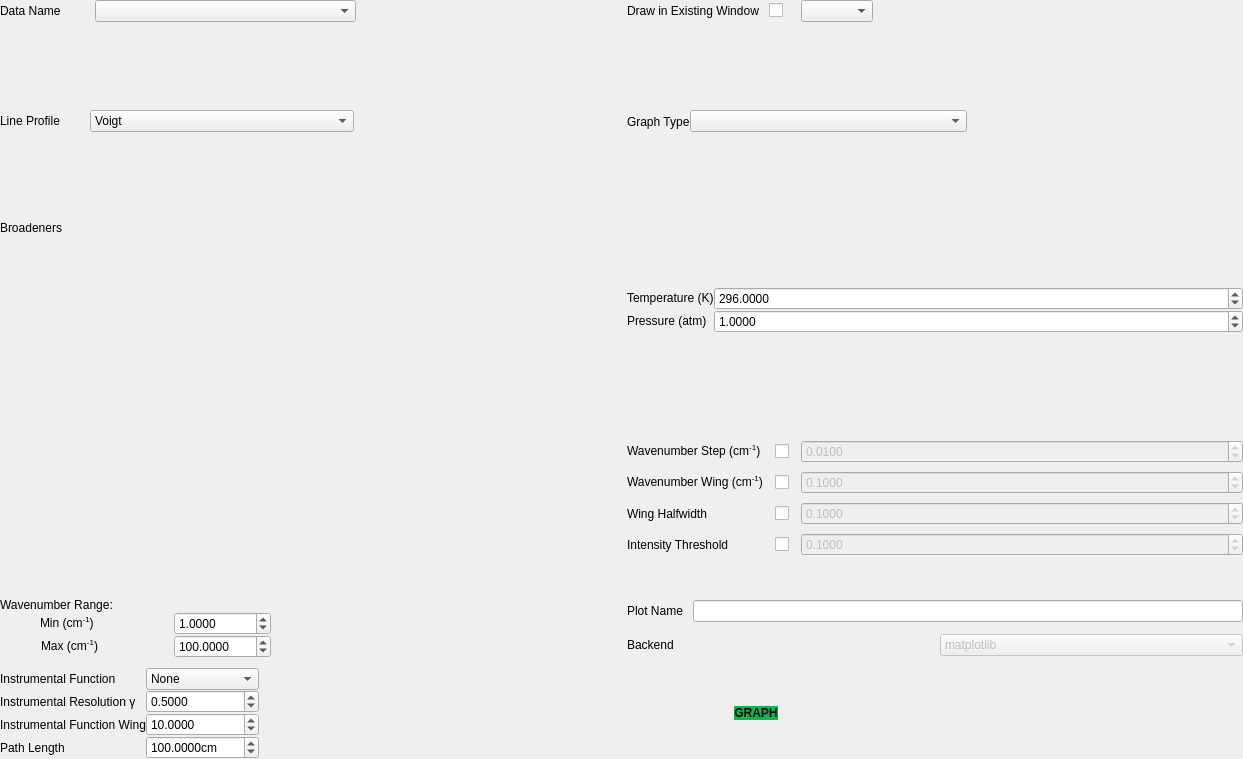
The window that layouts/graphing_widget.ui (hitranonline/hapiest) describes before a commit, drawn with Qt 5.
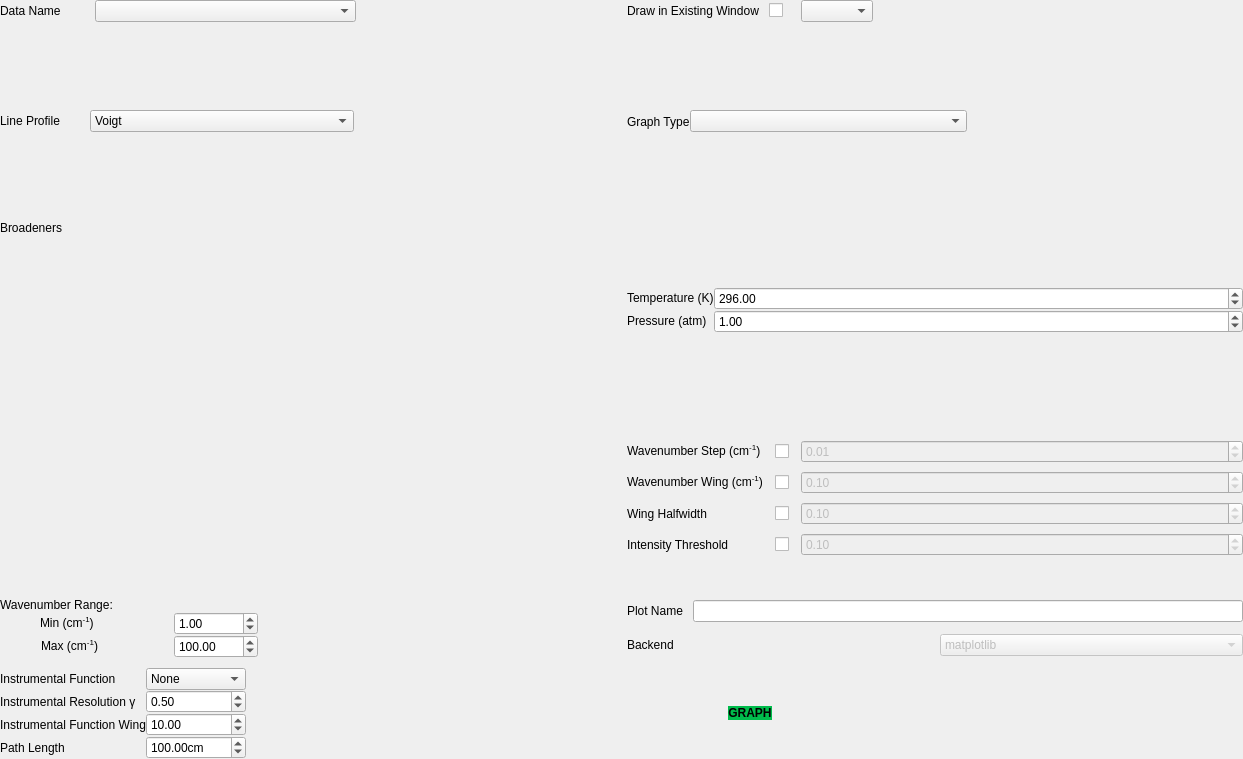
The same window after the commit.

Commit message: Changed decimal places to 2, removed now unused offline.ui

```diff
--- a/layouts/graphing_widget.ui
+++ b/layouts/graphing_widget.ui
@@ -133,7 +133,7 @@
               <item row="1" column="1">
                <widget class="QDoubleSpinBox" name="instrumental_resolution">
                 <property name="decimals">
-                 <number>4</number>
+                 <number>2</number>
                 </property>
                 <property name="minimum">
                  <double>0.000000000000000</double>
@@ -156,7 +156,7 @@
               <item row="2" column="1">
                <widget class="QDoubleSpinBox" name="instrumental_fn_wing">
                 <property name="decimals">
-                 <number>4</number>
+                 <number>2</number>
                 </property>
                 <property name="minimum">
                  <double>0.000000000000000</double>
@@ -194,7 +194,7 @@
                  <string>cm</string>
                 </property>
                 <property name="decimals">
-                 <number>4</number>
+                 <number>2</number>
                 </property>
                 <property name="maximum">
                  <double>10000000.000000000000000</double>
@@ -320,7 +320,7 @@
                <string/>
               </property>
               <property name="decimals">
-               <number>4</number>
+               <number>2</number>
               </property>
               <property name="maximum">
                <double>1000000000.000000000000000</double>
@@ -389,7 +389,7 @@
                <string/>
               </property>
               <property name="decimals">
-               <number>4</number>
+               <number>2</number>
               </property>
               <property name="maximum">
                <double>10000000.000000000000000</double>
@@ -853,7 +853,7 @@
              <string/>
             </property>
             <property name="decimals">
-             <number>4</number>
+             <number>2</number>
             </property>
             <property name="maximum">
              <double>1000000000.000000000000000</double>
@@ -874,7 +874,7 @@
              <string/>
             </property>
             <property name="decimals">
-             <number>4</number>
+             <number>2</number>
             </property>
             <property name="maximum">
              <double>1000000000.000000000000000</double>
@@ -1000,7 +1000,7 @@
              <string/>
             </property>
             <property name="decimals">
-             <number>4</number>
+             <number>2</number>
             </property>
             <property name="minimum">
              <double>0.000000000000000</double>
@@ -1101,7 +1101,7 @@
              <string/>
             </property>
             <property name="decimals">
-             <number>4</number>
+             <number>2</number>
             </property>
             <property name="minimum">
              <double>0.000000000000000</double>
@@ -1131,7 +1131,7 @@
              </font>
             </property>
             <property name="decimals">
-             <number>4</number>
+             <number>2</number>
             </property>
             <property name="minimum">
              <double>0.000000000000000</double>
@@ -1192,7 +1192,7 @@
              </font>
             </property>
             <property name="decimals">
-             <number>4</number>
+             <number>2</number>
             </property>
             <property name="minimum">
              <double>0.000000000000000</double>
```
The commit also changes 3 other files.
